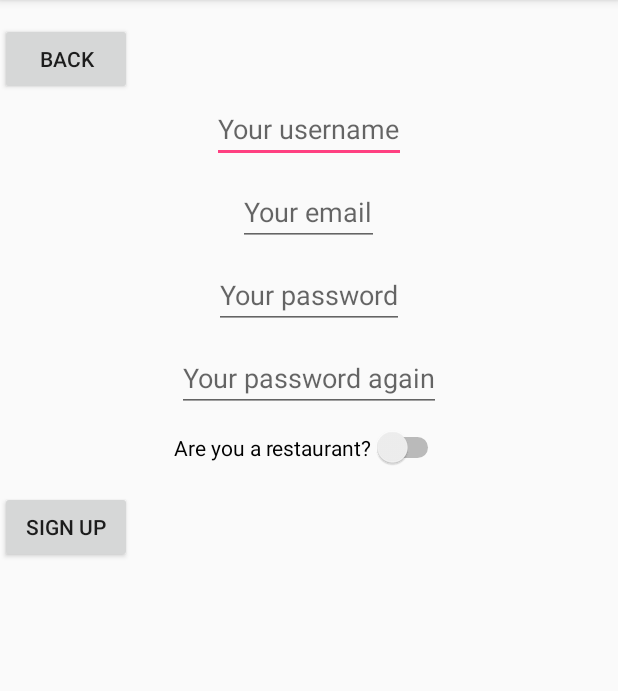
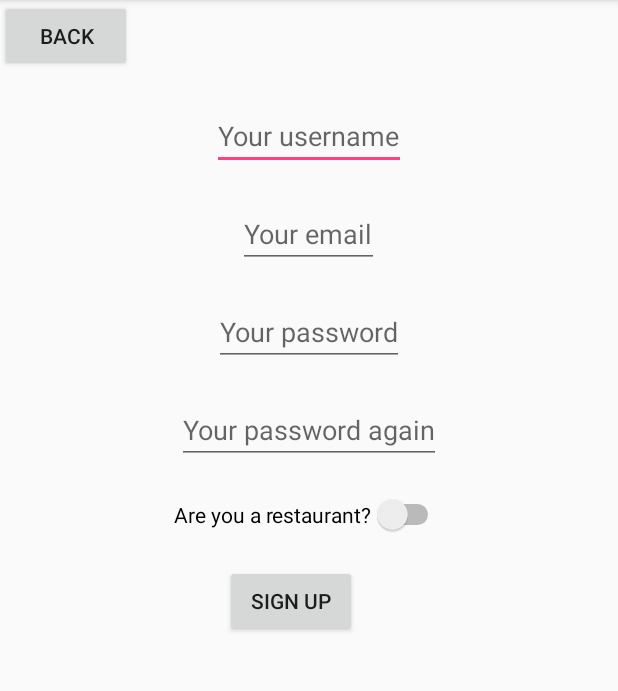
Before and after one commit to Faz95210/Foodies-BJTU, an Android app: the Signup screen opened directly, with no data from a screen before it, after a tap on "SIGN UP", on a phone screen of 412 x 824 dp, the part 84-775 px from its top. Run offline under Robolectric (Android 15) with nearby library versions, the phone set to English and light mode, and no system bars; our stand-ins replace Volley; network calls fail.

Commit message:
[Foodies][Application] The sign up work. Save the ID in the shared preferences.

```diff
--- a/source/android/Foodies2/app/build.gradle
+++ b/source/android/Foodies2/app/build.gradle
@@ -23,4 +23,5 @@ dependencies {
     compile fileTree(dir: 'libs', include: ['*.jar'])
     testCompile 'junit:junit:4.12'
     compile 'com.android.support:appcompat-v7:23.3.0'
+    compile 'com.mcxiaoke.volley:library:1.0.+'
 }
--- a/source/android/Foodies2/app/src/main/AndroidManifest.xml
+++ b/source/android/Foodies2/app/src/main/AndroidManifest.xml
@@ -2,7 +2,10 @@
 <manifest xmlns:android="http://schemas.android.com/apk/res/android"
     package="com.bedidi.fawzi.foodies">
 
+    <uses-permission android:name="android.permission.INTERNET"/>
+
     <application
+        android:name=".MyApplication"
         android:allowBackup="true"
         android:icon="@mipmap/ic_launcher"
         android:label="@string/app_name"
--- a/source/android/Foodies2/app/src/main/java/com/bedidi/fawzi/foodies/Signup.java
+++ b/source/android/Foodies2/app/src/main/java/com/bedidi/fawzi/foodies/Signup.java
@@ -1,13 +1,108 @@
 package com.bedidi.fawzi.foodies;
 
+import android.content.Intent;
+import android.content.SharedPreferences;
+import android.preference.PreferenceManager;
 import android.support.v7.app.AppCompatActivity;
 import android.os.Bundle;
+import android.util.Log;
+import android.view.View;
+import android.widget.EditText;
+import android.widget.Switch;
+import android.widget.Toast;
+
+import com.android.volley.Request;
+import com.android.volley.RequestQueue;
+import com.android.volley.Response;
+import com.android.volley.VolleyError;
+import com.android.volley.toolbox.JsonObjectRequest;
+import com.android.volley.toolbox.StringRequest;
+import com.android.volley.toolbox.Volley;
+
+import org.json.JSONException;
+import org.json.JSONObject;
 
 public class Signup extends AppCompatActivity {
+
+    private SharedPreferences sharedPreferences;
+    private RequestQueue requestQueue;
+    private EditText usernameEditText;
+    private EditText emailEditText;
+    private EditText passwordEditText;
+    private EditText password2EditText;
+    private Switch roleSwitch;
 
     @Override
     protected void onCreate(Bundle savedInstanceState) {
         super.onCreate(savedInstanceState);
         setContentView(R.layout.activity_signup);
+        requestQueue = Volley.newRequestQueue(this);
+        sharedPreferences = PreferenceManager.getDefaultSharedPreferences(this);
+        Toast.makeText(Signup.this, "Session id is: "+ sharedPreferences.getString("idSession", "fail"), Toast.LENGTH_SHORT).show();
+        usernameEditText = (EditText) findViewById(R.id.username);
+        emailEditText = (EditText) findViewById(R.id.email);
+        passwordEditText = (EditText) findViewById(R.id.password);
+        password2EditText = (EditText) findViewById(R.id.password2);
+        roleSwitch = (Switch) findViewById(R.id.restaurantSwitch);
+    }
+
+    private void saveId(JSONObject jsonResponse){
+        try {
+            sharedPreferences.edit().putString("id", jsonResponse.getString("_id")).apply();
+            Log.d("adb", "[Signup.class][saveId]_id saved to sharedPreferences : " + sharedPreferences.getString("id", "error"));
+        } catch (JSONException e) {
+            Log.d("adb", "[JSONException][Signup.class][saveId]" + e.getMessage());
+        }
+    }
+
+    private JSONObject createJsonObject() throws JSONException {
+        final String password = passwordEditText.getText().toString();
+        final String email = emailEditText.getText().toString();
+        final String username = usernameEditText.getText().toString();
+        final boolean isRestaurant = roleSwitch.isChecked();
+        String role;
+        if (isRestaurant){
+            role = "restaurant";
+        } else{
+            role = "customer";
+        }
+        final JSONObject jsonBody = new JSONObject("{\"password\":\"" + password + "\"," +
+                "\"username\":\"" + username +"\"," +
+                "\"email\":\"" + email +"\"," +
+                "\"role\":\"" + role +"\"}");
+        return jsonBody;
+    }
+
+    public void backOnClick(View view){
+        Intent intent = new Intent(Signup.this, Login.class);
+        startActivity(intent);
+    }
+
+    public void signUpOnClick(View view){
+        if (passwordEditText.getText().toString().equals(password2EditText.getText().toString())){
+            JsonObjectRequest jsonObjectRequest;
+            try {
+                jsonObjectRequest = new JsonObjectRequest(Login.DATAURL, createJsonObject(), new Response.Listener<JSONObject>() {
+                    @Override
+                    public void onResponse(JSONObject response) {
+                        Log.d("adb", "[Signup.class][onErrorResponse]SignUp request responded : " + response);
+                        saveId(response);
+                        Intent intent = new Intent(Signup.this, Login.class);
+                        startActivity(intent);
+                    }
+                }, new Response.ErrorListener() {
+                    @Override
+                    public void onErrorResponse(VolleyError error) {
+                        Log.d("adb", "[Signup.class][onErrorResponse]SignUp request failed. Returned : " + error);
+                    }
+                });
+            } catch (JSONException e) {
+                Log.d("adb", "[JSONException][Signup.class][signUpOnClick]" + e.getMessage());
+                return ;
+            }
+            requestQueue.add(jsonObjectRequest);
+        } else {
+            Toast.makeText(Signup.this, "The two passwords don't match", Toast.LENGTH_SHORT).show();
+        }
     }
 }
--- a/source/android/Foodies2/app/src/main/res/layout/activity_login.xml
+++ b/source/android/Foodies2/app/src/main/res/layout/activity_login.xml
@@ -4,6 +4,7 @@
     android:layout_width="match_parent"
     android:layout_height="match_parent"
     android:orientation="vertical"
+    android:background="@mipmap/image1"
     >
     <LinearLayout
         xmlns:android="http://schemas.android.com/apk/res/android"
@@ -19,7 +20,7 @@
             android:layout_height="wrap_content"
             android:id="@+id/username"
             android:hint="@string/username_edit_text"
-            android:layout_marginBottom="10dp"
+            android:layout_marginBottom="20dp"
             />
         <EditText
             android:layout_gravity="center"
@@ -28,7 +29,7 @@
             android:layout_height="wrap_content"
             android:id="@+id/password"
             android:hint="@string/password_edit_text"
-            android:layout_marginBottom="10dp"
+            android:layout_marginBottom="20dp"
             />
         <LinearLayout
             android:orientation="horizontal"
@@ -49,6 +50,7 @@
                 android:layout_height="wrap_content"
                 android:text="@string/signup_button"
                 android:id="@+id/signUp"
+                android:layout_marginTop="15dp"
                 android:onClick="signUpOnClick" />
         </LinearLayout>
 
--- a/source/android/Foodies2/app/src/main/res/layout/activity_signup.xml
+++ b/source/android/Foodies2/app/src/main/res/layout/activity_signup.xml
@@ -4,14 +4,13 @@
     android:layout_width="match_parent"
     android:layout_height="match_parent"
     android:orientation="vertical"
-    >
+    android:weightSum="1">
     <Button
     android:layout_width="wrap_content"
     android:layout_height="wrap_content"
     android:text="@string/back_button"
-    android:layout_marginTop="15dp"
     android:id="@+id/back"
-    android:layout_marginRight="5dp"
+    android:layout_marginRight="50dp"
     android:onClick="backOnClick" />
     <EditText
         android:layout_gravity="center"
@@ -20,7 +19,8 @@
         android:layout_height="wrap_content"
         android:id="@+id/username"
         android:hint="@string/username_edit_text"
-        android:layout_marginBottom="10dp"
+        android:layout_marginTop="20dp"
+        android:layout_marginBottom="20dp"
         />
     <EditText
         android:layout_gravity="center"
@@ -29,7 +29,7 @@
         android:layout_height="wrap_content"
         android:id="@+id/email"
         android:hint="@string/email_edit_text"
-        android:layout_marginBottom="10dp"
+        android:layout_marginBottom="20dp"
     />
     <EditText
         android:layout_gravity="center"
@@ -38,7 +38,7 @@
         android:layout_height="wrap_content"
         android:id="@+id/password"
         android:hint="@string/password_edit_text"
-        android:layout_marginBottom="10dp"
+        android:layout_marginBottom="20dp"
         />
 
     <EditText
@@ -48,7 +48,7 @@
         android:layout_height="wrap_content"
         android:id="@+id/password2"
         android:hint="@string/password2_edit_text"
-        android:layout_marginBottom="10dp" />
+        android:layout_marginBottom="20dp" />
 
     <Switch
         android:layout_width="wrap_content"
@@ -56,13 +56,17 @@
         android:text="@string/restaurant_switch"
         android:id="@+id/restaurantSwitch"
         android:layout_gravity="center_horizontal"
-        android:checked="false" />
+        android:checked="false"
+        android:visibility="visible"
+        android:clickable="true" />
 
     <Button
         android:layout_width="wrap_content"
         android:layout_height="wrap_content"
         android:text="@string/signup_button"
-        android:layout_marginTop="15dp"
+        android:layout_marginTop="20dp"
+        android:layout_marginLeft="150dp"
         android:id="@+id/signUp"
         android:onClick="signUpOnClick" />
+
 </LinearLayout>
--- a/source/android/Foodies2/build.gradle
+++ b/source/android/Foodies2/build.gradle
@@ -5,7 +5,7 @@ buildscript {
         jcenter()
     }
     dependencies {
-        classpath 'com.android.tools.build:gradle:2.0.0'
+        classpath 'com.android.tools.build:gradle:2.1.0'
 
         // NOTE: Do not place your application dependencies here; they belong
         // in the individual module build.gradle files
```
Also changed, not shown: source/android/Foodies2/app/src/main/java/com/bedidi/fawzi/foodies/Login.java (+51 -1 lines), source/android/Foodies2/app/src/main/java/com/bedidi/fawzi/foodies/MyApplication.java (added, +39 -0 lines), 1 other file.
